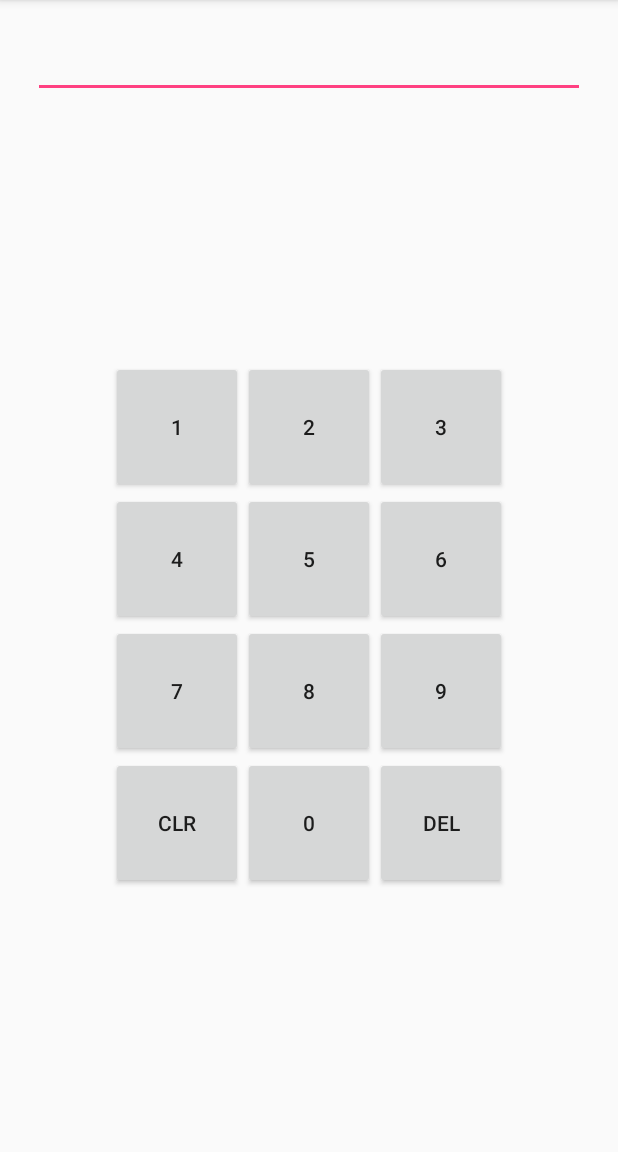
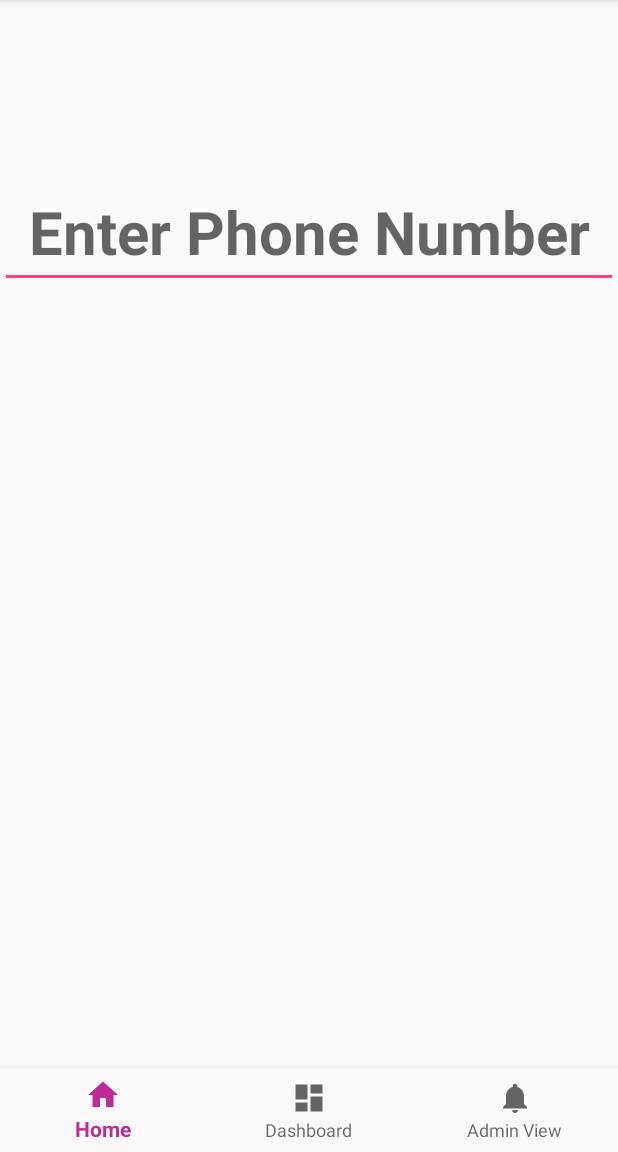
Before and after one commit to Yahiaseidi/Rewards_Program, an Android app: the EnterAlternateID screen opened directly, with no data from a screen before it, on a phone screen of 412 x 824 dp, the part 84-1236 px from its top. Run offline under Robolectric (Android 15) with nearby library versions, the phone set to English and light mode, and no system bars.

Commit message:
Fixed phone number entering and put nav bar inside of the alternate ID xml page

```diff
--- a/app/src/main/java/com/example/yahia/rewards_program/EnterAlternateID.java
+++ b/app/src/main/java/com/example/yahia/rewards_program/EnterAlternateID.java
@@ -1,10 +1,36 @@
 package com.example.yahia.rewards_program;
 
+import android.support.annotation.NonNull;
+import android.support.design.widget.BottomNavigationView;
 import android.support.v7.app.AppCompatActivity;
 import android.os.Bundle;
+import android.view.MenuItem;
+import android.widget.TextView;
 
 public class EnterAlternateID extends AppCompatActivity {
 
+    private TextView mTextMessage;
+
+    private BottomNavigationView.OnNavigationItemSelectedListener mOnNavigationItemSelectedListener
+            = new BottomNavigationView.OnNavigationItemSelectedListener() {
+
+        @Override
+        public boolean onNavigationItemSelected(@NonNull MenuItem item) {
+            switch (item.getItemId()) {
+                case R.id.navigation_home:
+                    mTextMessage.setText(R.string.title_home);
+                    return true;
+                case R.id.navigation_dashboard:
+                    mTextMessage.setText(R.string.title_dashboard);
+                    return true;
+                case R.id.navigation_notifications:
+                    mTextMessage.setText(R.string.title_notifications);
+                    return true;
+            }
+            return false;
+        }
+
+    };
     @Override
     protected void onCreate(Bundle savedInstanceState) {
         super.onCreate(savedInstanceState);
--- a/app/src/main/res/layout/activity_enter_alternate_id.xml
+++ b/app/src/main/res/layout/activity_enter_alternate_id.xml
@@ -1,103 +1,54 @@
 <?xml version="1.0" encoding="utf-8"?>
-<android.support.constraint.ConstraintLayout xmlns:android="http://schemas.android.com/apk/res/android"
+<LinearLayout xmlns:android="http://schemas.android.com/apk/res/android"
     xmlns:app="http://schemas.android.com/apk/res-auto"
     xmlns:tools="http://schemas.android.com/tools"
     android:layout_width="match_parent"
     android:layout_height="match_parent"
+    android:orientation="vertical"
     tools:context="com.example.yahia.rewards_program.EnterAlternateID">
 
+    <FrameLayout
+        android:id="@+id/content"
+        android:layout_width="match_parent"
+        android:layout_height="0dp"
+        android:layout_weight="1">
 
-    <EditText
-        android:layout_width="368dp"
+        <RelativeLayout
+            android:layout_width="match_parent"
+            android:layout_height="match_parent">
+
+            <EditText
+                android:id="@+id/editText3"
+                android:layout_width="wrap_content"
+                android:layout_height="wrap_content"
+                android:layout_alignParentTop="true"
+                android:layout_centerHorizontal="true"
+                android:layout_marginTop="117dp"
+                android:ems="10"
+                android:hint="Enter Phone Number"
+                android:inputType="phone"
+                android:textAlignment="center"
+                android:textSize="40sp"
+                android:textStyle="bold" />
+
+            <Button
+                android:id="@+id/button2"
+                style="@style/Widget.AppCompat.Button.Colored"
+                android:layout_width="wrap_content"
+                android:layout_height="wrap_content"
+                android:layout_alignBottom="@+id/editText3"
+                android:layout_toEndOf="@+id/editText3"
+                android:text="Search"
+                android:textSize="30sp" />
+        </RelativeLayout>
+    </FrameLayout>
+
+    <android.support.design.widget.BottomNavigationView
+        android:id="@+id/navigation"
+        android:layout_width="match_parent"
         android:layout_height="wrap_content"
-        android:id="@+id/editText"
-        android:editable="false"
-        android:layout_marginTop="8dp"
-        app:layout_constraintTop_toTopOf="parent"
-        app:layout_constraintBottom_toBottomOf="parent"
-        android:layout_marginBottom="8dp"
-        app:layout_constraintVertical_bias="0.017"
-        android:layout_marginLeft="8dp"
-        app:layout_constraintLeft_toLeftOf="parent"
-        android:layout_marginRight="8dp"
-        app:layout_constraintRight_toRightOf="parent" />
+        android:layout_gravity="bottom"
+        android:background="?android:attr/windowBackground"
+        app:menu="@menu/navigation" />
 
-    <GridLayout
-        android:layout_width="wrap_content"
-        android:layout_height="wrap_content"
-        android:columnCount="3"
-        android:layout_below="@+id/editText"
-        android:layout_marginRight="8dp"
-        app:layout_constraintRight_toRightOf="parent"
-        android:layout_marginLeft="8dp"
-        app:layout_constraintLeft_toLeftOf="parent"
-        android:layout_marginTop="8dp"
-        app:layout_constraintTop_toBottomOf="@+id/editText"
-        app:layout_constraintBottom_toBottomOf="parent"
-        android:layout_marginBottom="8dp"
-        android:id="@+id/gridLayout">
-
-        <Button
-            android:text="1"
-            android:id="@+id/n1"
-            android:layout_width="88dp"
-            android:layout_height="88dp"/>
-        <Button
-            android:text="2"
-            android:id="@+id/n2"
-            android:layout_width="88dp"
-            android:layout_height="88dp"/>
-        <Button
-            android:text="3"
-            android:id="@+id/n3"
-            android:layout_width="88dp"
-            android:layout_height="88dp"/>
-        <Button
-            android:text="4"
-            android:id="@+id/n4"
-            android:layout_width="88dp"
-            android:layout_height="88dp"/>
-        <Button
-            android:text="5"
-            android:id="@+id/n5"
-            android:layout_width="88dp"
-            android:layout_height="88dp"/>
-        <Button
-            android:text="6"
-            android:id="@+id/n6"
-            android:layout_width="88dp"
-            android:layout_height="88dp"/>
-        <Button
-            android:text="7"
-            android:id="@+id/n7"
-            android:layout_width="88dp"
-            android:layout_height="88dp"/>
-        <Button
-            android:text="8"
-            android:id="@+id/n8"
-            android:layout_width="88dp"
-            android:layout_height="88dp"/>
-        <Button
-            android:text="9"
-            android:id="@+id/n9"
-            android:layout_width="88dp"
-            android:layout_height="88dp"/>
-        <Button
-            android:text="clr"
-            android:id="@+id/clear"
-            android:layout_width="88dp"
-            android:layout_height="88dp"/>
-        <Button
-            android:text="0"
-            android:id="@+id/n0"
-            android:layout_width="88dp"
-            android:layout_height="88dp"/>
-        <Button
-            android:text="del"
-            android:id="@+id/delete"
-            android:layout_width="88dp"
-            android:layout_height="88dp"/>
-
-    </GridLayout>
-
-</android.support.constraint.ConstraintLayout>
+</LinearLayout>
```
